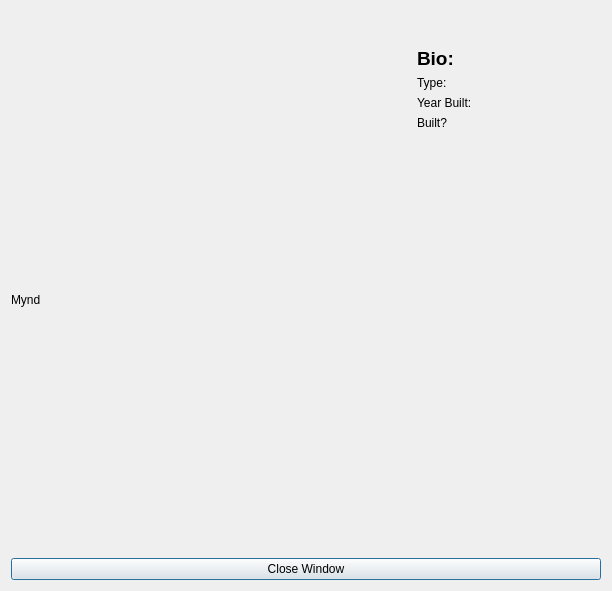
Before: the Qt Designer form viewcomputerdialog.ui in DORB/Verkur3GUI, drawn with Qt 5.
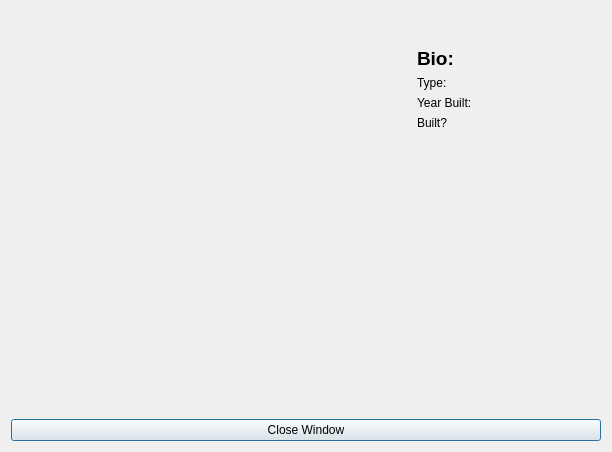
After: the same form once the commit is applied.

Commit message: bætti inn mynd fyrir computer ef mynd er ekki til

What changed in the file:
```diff
--- a/viewcomputerdialog.ui
+++ b/viewcomputerdialog.ui
@@ -7,7 +7,7 @@
     <x>0</x>
     <y>0</y>
     <width>612</width>
-    <height>591</height>
+    <height>452</height>
    </rect>
   </property>
   <property name="windowTitle">
@@ -38,7 +38,7 @@
         </size>
        </property>
        <property name="text">
-        <string>Mynd</string>
+        <string/>
        </property>
       </widget>
      </item>
```
The commit also changes 4 other files.
